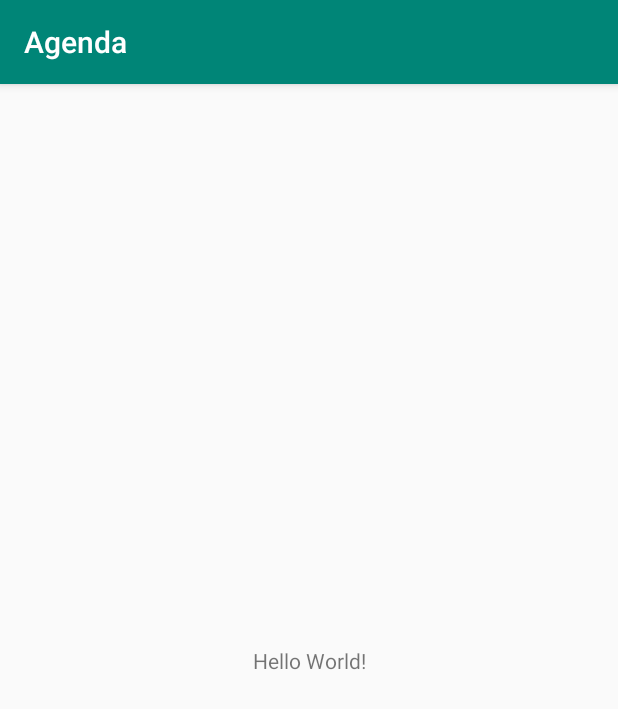
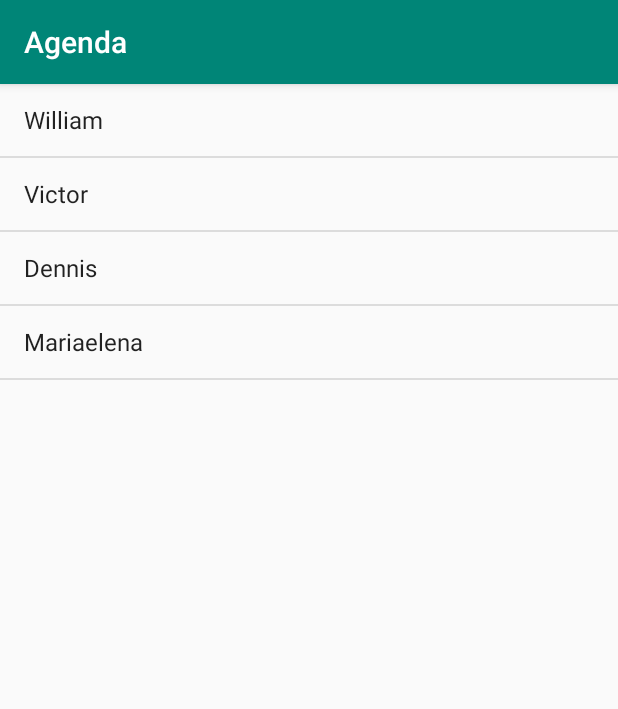
Before and after one commit to Willsome/Agenda, an Android app: the screen it shows after launch (ListaAlunosActivity), on a phone screen of 412 x 824 dp. Shown: the top 709 px of the screen. Run offline under Robolectric (Android 15) with nearby library versions, the phone set to English and light mode, and no system bars; libraries missing offline, so code that uses them is left out: br.com.alura.

Commit message:
Aula 1/5

```diff
--- a/app/src/main/java/br/com/alura/william/agenda/ListaAlunosActivity.kt
+++ b/app/src/main/java/br/com/alura/william/agenda/ListaAlunosActivity.kt
@@ -2,11 +2,23 @@ package br.com.alura.william.agenda
 
 import android.support.v7.app.AppCompatActivity
 import android.os.Bundle
+import android.widget.ArrayAdapter
+import kotlinx.android.synthetic.main.activity_lista_alunos.*
 
 class ListaAlunosActivity : AppCompatActivity() {
 
     override fun onCreate(savedInstanceState: Bundle?) {
         super.onCreate(savedInstanceState)
         setContentView(R.layout.activity_lista_alunos)
+
+        val alunos = arrayOf("William", "Victor", "Dennis", "Mariaelena")
+
+        val adapter = ArrayAdapter<String>(
+                this,
+                android.R.layout.simple_list_item_1,
+                alunos
+        )
+
+        lv_lista_alunos.adapter = adapter
     }
 }
--- a/app/src/main/res/layout/activity_lista_alunos.xml
+++ b/app/src/main/res/layout/activity_lista_alunos.xml
@@ -1,18 +1,11 @@
 <?xml version="1.0" encoding="utf-8"?>
-<android.support.constraint.ConstraintLayout xmlns:android="http://schemas.android.com/apk/res/android"
-    xmlns:app="http://schemas.android.com/apk/res-auto"
-    xmlns:tools="http://schemas.android.com/tools"
+<LinearLayout xmlns:android="http://schemas.android.com/apk/res/android"
     android:layout_width="match_parent"
-    android:layout_height="match_parent"
-    tools:context=".ListaAlunosActivity">
+    android:layout_height="match_parent">
 
-    <TextView
-        android:layout_width="wrap_content"
-        android:layout_height="wrap_content"
-        android:text="Hello World!"
-        app:layout_constraintBottom_toBottomOf="parent"
-        app:layout_constraintLeft_toLeftOf="parent"
-        app:layout_constraintRight_toRightOf="parent"
-        app:layout_constraintTop_toTopOf="parent" />
+    <ListView
+        android:id="@+id/lv_lista_alunos"
+        android:layout_width="match_parent"
+        android:layout_height="match_parent" />
 
-</android.support.constraint.ConstraintLayout>
+</LinearLayout>
```
Also changed, not shown: 2 other files.
